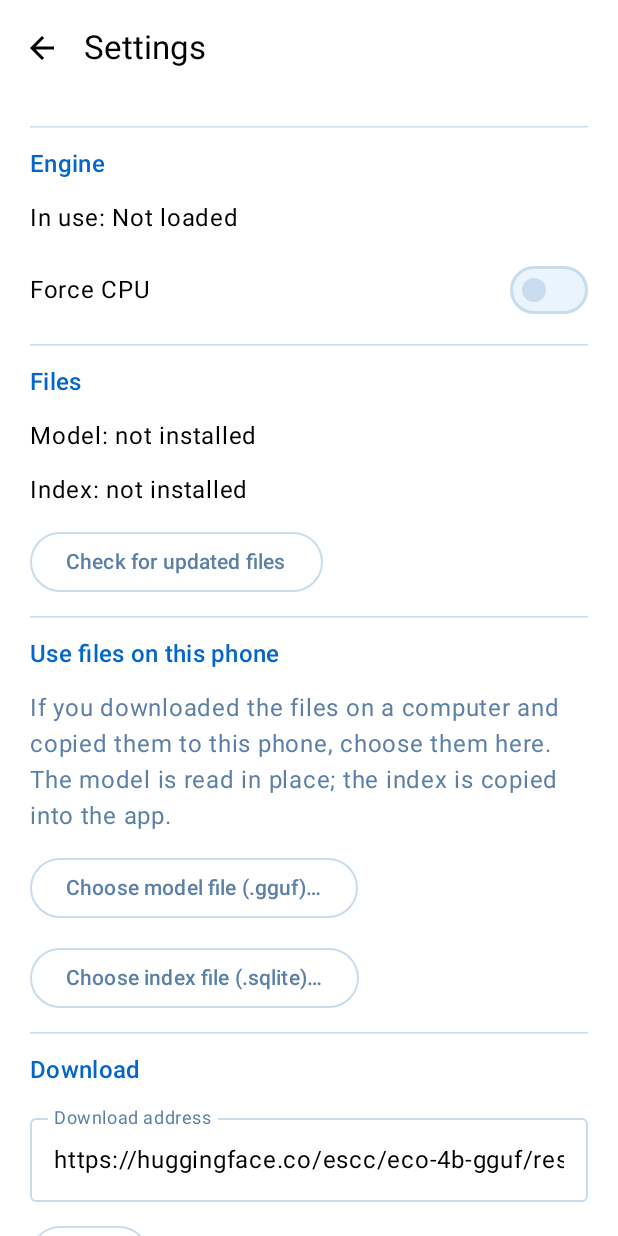
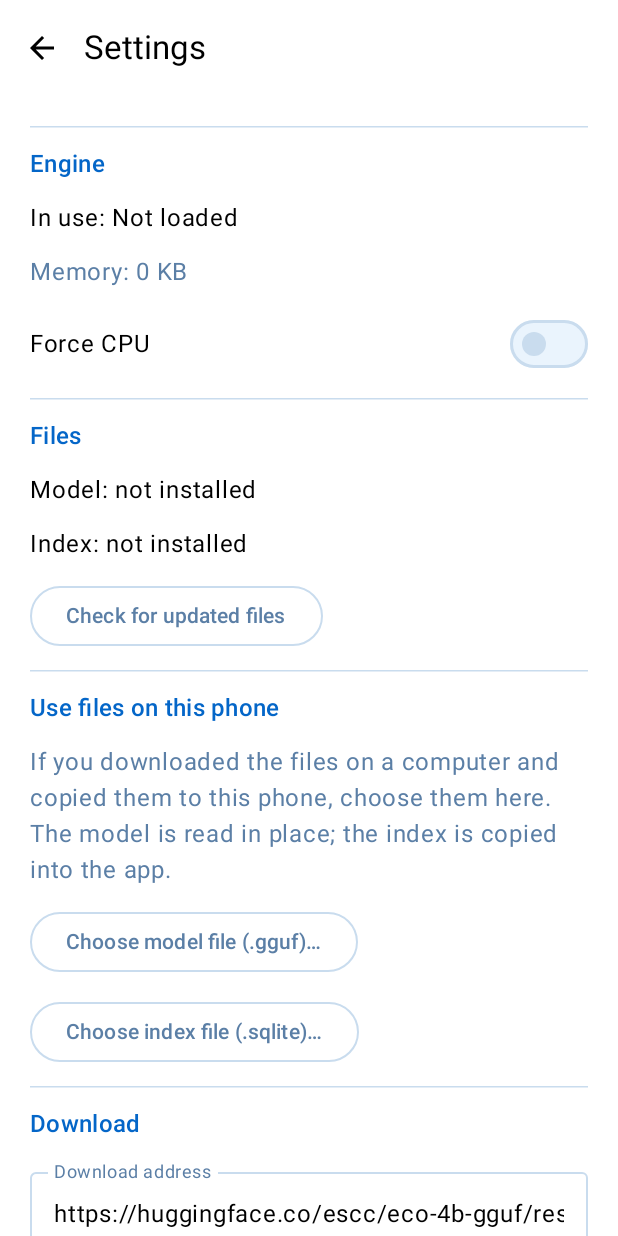
Before and after one commit to escc-au/eco-mini, an Android app built with Jetpack Compose: the screen it shows after launch (MainActivity), after a tap on "Settings", on a phone screen of 412 x 824 dp. Run offline under Robolectric (Android 15) with nearby library versions, the phone set to English and light mode, and no system bars; pictures from the network do not load.

Commit message:
Eco Mini 0.0.3.1: stop the low-memory killer on 8 GB phones
On phones reporting under 10 GiB of RAM (8 GB class, e.g. Pixel 8a):
CPU only with no GPU offload, use_extra_bufts=false so weights stay
memory-mapped instead of a 3 GB CPU_REPACK copy, and a 2,048-token
context. Other phones keep the previous behaviour.

- Free the old model and context before every load or backend switch.
- Check availMem before loading and show "Not enough free memory, close
  other apps and try again" instead of loading when it clearly won't fit.
- Log backend, n_ctx and repack under EcoEngine; show memory mode in
  Settings.
- versionName 0.0.3.1, versionCode 3.

Co-Authored-By: Claude Opus 5.5 <noreply@anthropic.com>

```diff
--- a/app/build.gradle.kts
+++ b/app/build.gradle.kts
@@ -22,8 +22,8 @@ android {
         applicationId = "org.escc.ecomini"
         minSdk = 31
         targetSdk = 35
-        versionCode = 2
-        versionName = "0.0.3"
+        versionCode = 3
+        versionName = "0.0.3.1"
         ndk { abiFilters += "arm64-v8a" }
         externalNativeBuild {
             cmake {
--- a/app/src/main/java/org/escc/ecomini/MainViewModel.kt
+++ b/app/src/main/java/org/escc/ecomini/MainViewModel.kt
@@ -102,6 +102,10 @@ class MainViewModel(app: Application) : AndroidViewModel(app) {
     fun retryLoad() = reloadEngine()
 
     fun engineBackend(): String = engine.backend
+
+    /** True on phones with under 12 GB of RAM: CPU only, weights read from the file, 2,048-token context. */
+    val lowMemoryPhone: Boolean get() = engine.plan.lowMemory
+    val totalMemory: Long get() = engine.totalMem
 
     // ---------------------------------------------------------------- setup and downloads
 
--- a/app/src/main/java/org/escc/ecomini/engine/LlamaNative.kt
+++ b/app/src/main/java/org/escc/ecomini/engine/LlamaNative.kt
@@ -14,7 +14,7 @@ object LlamaNative {
 
     @JvmStatic external fun initBackends(libDir: String, gpu: Boolean)
     @JvmStatic external fun listDevices(): Array<String>
-    @JvmStatic external fun loadModel(path: String, device: String, nThreads: Int, nCtx: Int): Long
+    @JvmStatic external fun loadModel(path: String, device: String, nThreads: Int, nCtx: Int, repack: Boolean): Long
     @JvmStatic external fun loadEmbedder(path: String, nThreads: Int): Long
     @JvmStatic external fun countTokens(handle: Long, text: ByteArray): Int
     @JvmStatic external fun embed(handle: Long, text: ByteArray): FloatArray?
--- /dev/null
+++ b/app/src/main/java/org/escc/ecomini/engine/MemoryPlan.kt
@@ -0,0 +1,47 @@
+package org.escc.ecomini.engine
+
+import org.escc.ecomini.rag.Prompt
+
+/**
+ * How to load the model given the phone's RAM.
+ *
+ * On a low-memory phone (an 8 GB Pixel 8a, say) both the GPU path (Vulkan copies every layer into
+ * its own buffer) and the default CPU path (weights repacked into a CPU_REPACK copy) keep a second
+ * 3+ GB copy of the model in anonymous memory, and the low-memory killer ends the app. There we use
+ * the CPU only, leave the weights memory-mapped from the file and halve the context.
+ */
+object MemoryPlan {
+    /**
+     * "Under 12 GB" phones. totalMem is what the kernel can use after firmware and kernel
+     * reservations: 8 GB phones report about 7.3 GiB, 12 GB phones about 11 GiB. A 10 GiB cut-off
+     * separates them; a literal 12 GB test would wrongly catch 12 GB phones.
+     */
+    const val LOW_MEMORY_TOTAL: Long = 10L shl 30
+    const val LOW_MEMORY_CONTEXT = 2048
+
+    /** KV cache per token of context for Eco-4B (Qwen3-4B: 36 layers x 8 KV heads x 128 x K+V x f16). */
+    const val KV_BYTES_PER_TOKEN: Long = 36L * 8 * 128 * 2 * 2
+    /** Compute buffers and working space, with a margin. */
+    const val WORK_BYTES: Long = 600L shl 20
+
+    data class Plan(val lowMemory: Boolean, val allowGpu: Boolean, val repack: Boolean, val contextSize: Int)
+
+    fun plan(totalMem: Long, forceCpu: Boolean, gpuBroken: Boolean): Plan =
+        if (totalMem in 1 until LOW_MEMORY_TOTAL) {
+            Plan(lowMemory = true, allowGpu = false, repack = false, contextSize = LOW_MEMORY_CONTEXT)
+        } else {
+            Plan(lowMemory = false, allowGpu = !forceCpu && !gpuBroken, repack = true, contextSize = Prompt.CONTEXT_SIZE)
+        }
+
+    /**
+     * Anonymous memory the Eco model will need on top of what is already loaded. Memory-mapped
+     * weights are file-backed and reclaimable, so they only count when they are copied
+     * (GPU buffers, or CPU repacking).
+     */
+    fun bytesNeeded(plan: Plan, modelBytes: Long): Long {
+        val copiesWeights = plan.allowGpu || plan.repack
+        return (if (copiesWeights) modelBytes else 0L) + KV_BYTES_PER_TOKEN * plan.contextSize + WORK_BYTES
+    }
+
+    fun gib(bytes: Long): String = String.format(java.util.Locale.ROOT, "%.1f GB", bytes / 1e9)
+}
--- a/app/src/main/java/org/escc/ecomini/ui/SettingsScreen.kt
+++ b/app/src/main/java/org/escc/ecomini/ui/SettingsScreen.kt
@@ -77,8 +77,21 @@ fun SettingsScreen(vm: MainViewModel) {
                     Engine.State.Unloaded -> "Not loaded"
                 }
                 Text("In use: $inUse")
-                Toggle("Force CPU", store.forceCpu) { vm.setForceCpu(it) }
-                if (store.gpuBroken && !store.forceCpu) {
+                Text(
+                    "Memory: ${formatSize(vm.totalMemory)}" + if (vm.lowMemoryPhone) " (low-memory mode)" else "",
+                    color = MaterialTheme.colorScheme.onSurfaceVariant,
+                )
+                if (vm.lowMemoryPhone) {
+                    Text(
+                        "This phone has under 12 GB of memory, so Eco Mini always uses the CPU, reads the model " +
+                            "straight from its file and uses a shorter context (2,048 tokens). " +
+                            "Long chats are trimmed sooner in what is sent to the model; your saved chats are not.",
+                        color = MaterialTheme.colorScheme.onSurfaceVariant,
+                    )
+                } else {
+                    Toggle("Force CPU", store.forceCpu) { vm.setForceCpu(it) }
+                }
+                if (store.gpuBroken && !store.forceCpu && !vm.lowMemoryPhone) {
                     Text(
                         "The GPU stopped the app last time, so Eco Mini uses the CPU.",
                         color = MaterialTheme.colorScheme.onSurfaceVariant,
```
Also changed, not shown: app/src/main/java/org/escc/ecomini/engine/Engine.kt (+56 -12 lines), 5 other files.
